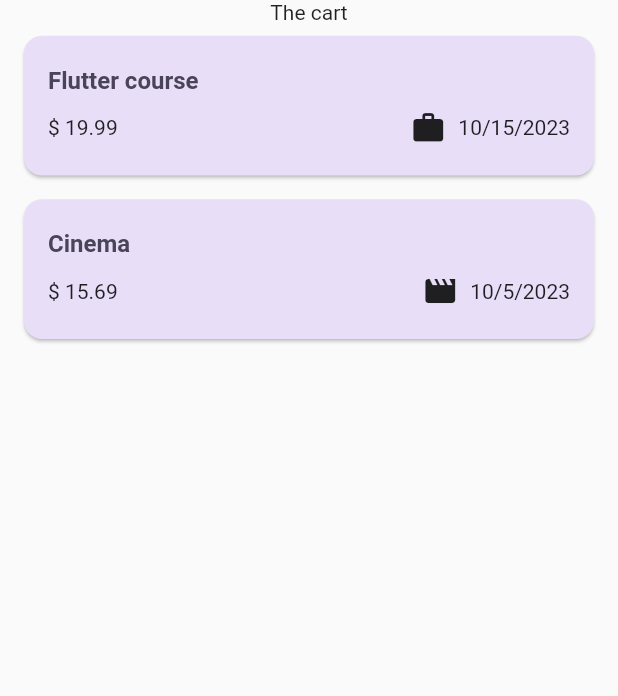
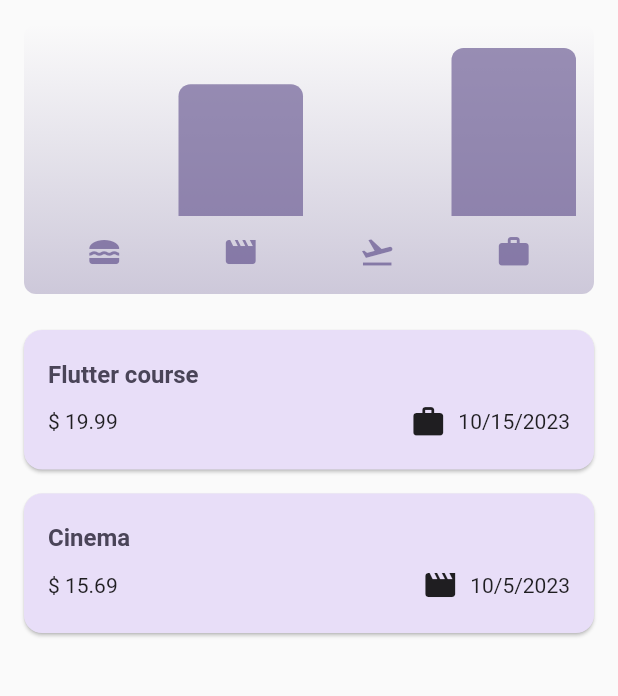
Before and after one commit to marcelojaf/udemy-flutter, a Flutter app: the screen it shows after launch, on a phone screen of 412 x 824 dp, the part 84-780 px from its top. Run offline on Flutter 3.47's test engine with Material 2 defaults, Android fonts, the phone set to English and light mode, and no system bars; our stand-ins replace google_fonts.

Commit message:
Expenses track app finished

```diff
--- a/03_expense_tracker/lib/main.dart
+++ b/03_expense_tracker/lib/main.dart
@@ -4,9 +4,30 @@ import 'package:flutter/material.dart';
 var kColorScheme =
     ColorScheme.fromSeed(seedColor: const Color.fromARGB(255, 96, 59, 181));
 
+var kDarkColorScheme = ColorScheme.fromSeed(
+    seedColor: const Color.fromARGB(255, 5, 99, 125),
+    brightness: Brightness.dark);
+
 void main() {
   runApp(
     MaterialApp(
+      darkTheme: ThemeData.dark().copyWith(
+        useMaterial3: true,
+        colorScheme: kDarkColorScheme,
+        cardTheme: const CardTheme().copyWith(
+          color: kDarkColorScheme.secondaryContainer,
+          margin: const EdgeInsets.symmetric(
+            horizontal: 16,
+            vertical: 8,
+          ),
+        ),
+        elevatedButtonTheme: ElevatedButtonThemeData(
+          style: ElevatedButton.styleFrom(
+            backgroundColor: kDarkColorScheme.primaryContainer,
+            foregroundColor: kDarkColorScheme.onPrimaryContainer,
+          ),
+        ),
+      ),
       theme: ThemeData().copyWith(
         useMaterial3: true,
         colorScheme: kColorScheme,
--- a/03_expense_tracker/lib/models/expense.dart
+++ b/03_expense_tracker/lib/models/expense.dart
@@ -33,3 +33,25 @@ class Expense {
     return formatter.format(date);
   }
 }
+
+class ExpenseBucket {
+  const ExpenseBucket({required this.category, required this.expenses});
+
+  ExpenseBucket.forCategory(List<Expense> allExpenses, this.category)
+      : expenses = allExpenses
+            .where((expense) => expense.category == category)
+            .toList();
+
+  final Category category;
+  final List<Expense> expenses;
+
+  double get totalExpenses {
+    double sum = 0;
+
+    for (var expense in expenses) {
+      sum += expense.amount;
+    }
+
+    return sum;
+  }
+}
--- /dev/null
+++ b/03_expense_tracker/lib/widgets/chart/chart.dart
@@ -0,0 +1,95 @@
+import 'package:expense_tracker/widgets/chart/chart_bar.dart';
+import 'package:flutter/material.dart';
+
+import 'package:expense_tracker/models/expense.dart';
+
+class Chart extends StatelessWidget {
+  const Chart({super.key, required this.expenses});
+
+  final List<Expense> expenses;
+
+  List<ExpenseBucket> get buckets {
+    return [
+      ExpenseBucket.forCategory(expenses, Category.food),
+      ExpenseBucket.forCategory(expenses, Category.leisure),
+      ExpenseBucket.forCategory(expenses, Category.travel),
+      ExpenseBucket.forCategory(expenses, Category.work),
+    ];
+  }
+
+  double get maxTotalExpense {
+    double maxTotalExpense = 0;
+
+    for (final bucket in buckets) {
+      if (bucket.totalExpenses > maxTotalExpense) {
+        maxTotalExpense = bucket.totalExpenses;
+      }
+    }
+
+    return maxTotalExpense;
+  }
+
+  @override
+  Widget build(BuildContext context) {
+    final isDarkMode =
+        MediaQuery.of(context).platformBrightness == Brightness.dark;
+    return Container(
+      margin: const EdgeInsets.all(16),
+      padding: const EdgeInsets.symmetric(
+        vertical: 16,
+        horizontal: 8,
+      ),
+      width: double.infinity,
+      height: 180,
+      decoration: BoxDecoration(
+        borderRadius: BorderRadius.circular(8),
+        gradient: LinearGradient(
+          colors: [
+            Theme.of(context).colorScheme.primary.withOpacity(0.3),
+            Theme.of(context).colorScheme.primary.withOpacity(0.0)
+          ],
+          begin: Alignment.bottomCenter,
+          end: Alignment.topCenter,
+        ),
+      ),
+      child: Column(
+        children: [
+          Expanded(
+            child: Row(
+              crossAxisAlignment: CrossAxisAlignment.end,
+              children: [
+                for (final bucket in buckets) // alternative to map()
+                  ChartBar(
+                    fill: bucket.totalExpenses == 0
+                        ? 0
+                        : bucket.totalExpenses / maxTotalExpense,
+                  )
+              ],
+            ),
+          ),
+          const SizedBox(height: 12),
+          Row(
+            children: buckets
+                .map(
+                  (bucket) => Expanded(
+                    child: Padding(
+                      padding: const EdgeInsets.symmetric(horizontal: 4),
+                      child: Icon(
+                        categoryIcons[bucket.category],
+                        color: isDarkMode
+                            ? Theme.of(context).colorScheme.secondary
+                            : Theme.of(context)
+                                .colorScheme
+                                .primary
+                                .withOpacity(0.7),
+                      ),
+                    ),
+                  ),
+                )
+                .toList(),
+          )
+        ],
+      ),
+    );
+  }
+}
--- /dev/null
+++ b/03_expense_tracker/lib/widgets/chart/chart_bar.dart
@@ -0,0 +1,34 @@
+import 'package:flutter/material.dart';
+
+class ChartBar extends StatelessWidget {
+  const ChartBar({
+    super.key,
+    required this.fill,
+  });
+
+  final double fill;
+
+  @override
+  Widget build(BuildContext context) {
+    final isDarkMode =
+        MediaQuery.of(context).platformBrightness == Brightness.dark;
+    return Expanded(
+      child: Padding(
+        padding: const EdgeInsets.symmetric(horizontal: 4),
+        child: FractionallySizedBox(
+          heightFactor: fill,
+          child: DecoratedBox(
+            decoration: BoxDecoration(
+              shape: BoxShape.rectangle,
+              borderRadius:
+                  const BorderRadius.vertical(top: Radius.circular(8)),
+              color: isDarkMode
+                  ? Theme.of(context).colorScheme.secondary
+                  : Theme.of(context).colorScheme.primary.withOpacity(0.65),
+            ),
+          ),
+        ),
+      ),
+    );
+  }
+}
--- a/03_expense_tracker/lib/widgets/expenses.dart
+++ b/03_expense_tracker/lib/widgets/expenses.dart
@@ -1,3 +1,4 @@
+import 'package:expense_tracker/widgets/chart/chart.dart';
 import 'package:expense_tracker/widgets/expenses_list/expenses_list.dart';
 import 'package:expense_tracker/models/expense.dart';
 import 'package:expense_tracker/widgets/new_expense.dart';
@@ -94,9 +95,7 @@ class _ExpensesState extends State<Expenses> {
       ),
       body: Column(
         children: [
-          const Text(
-            'The cart',
-          ),
+          Chart(expenses: _registeredExpenses),
           Expanded(
             child: mainContent,
           )
```
